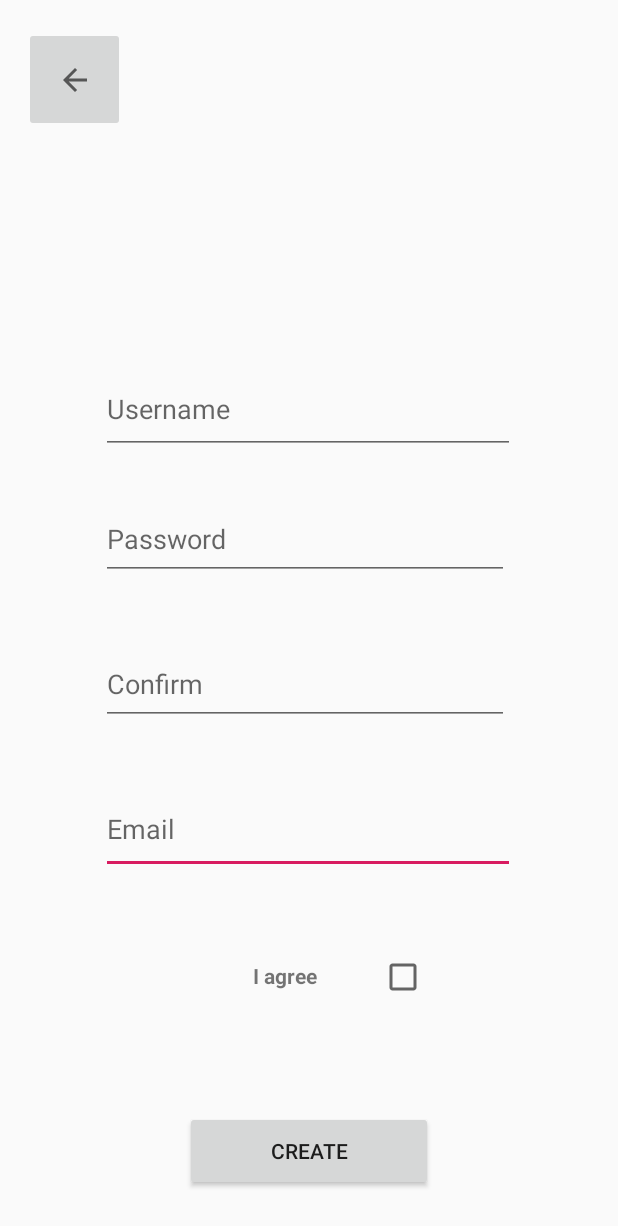
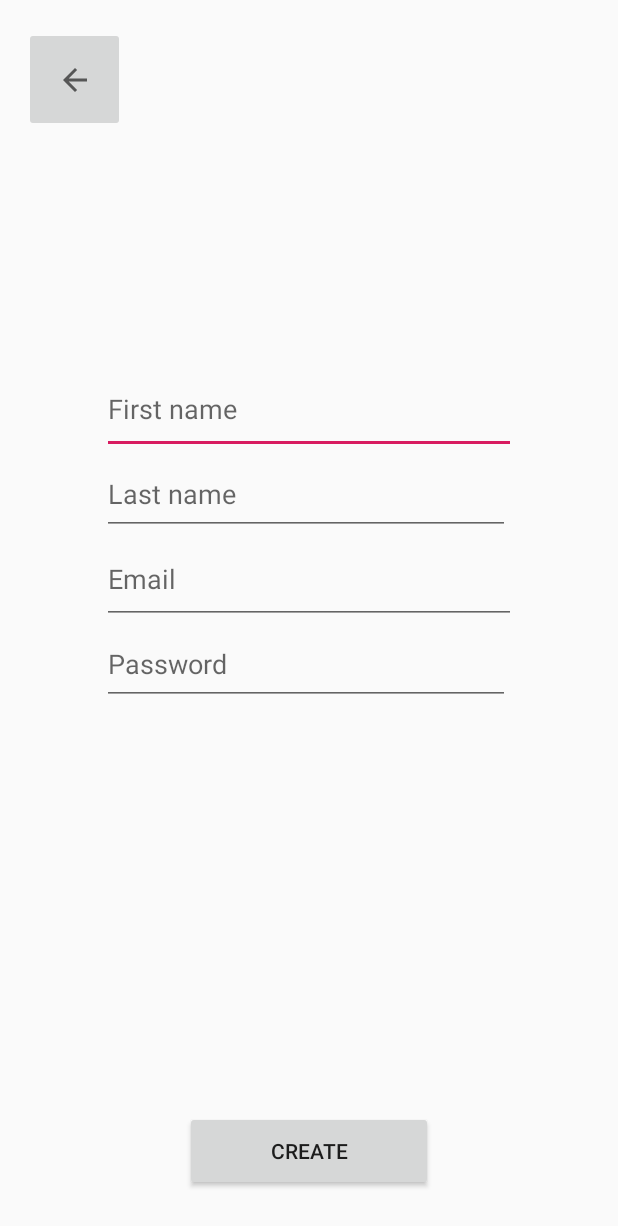
Before and after one commit to sver18ed/Eventer, an Android app: the layout activity_create_account.xml on its own in the app's theme, with its tools: preview values and no code run, on a phone screen of 412 x 824 dp. Shown: the top 1226 px of the screen. Run offline under Robolectric (Android 15) with nearby library versions, the phone set to English and light mode, and no system bars.

Commit message:
Implemented account creation functionality

```diff
--- a/app/build.gradle
+++ b/app/build.gradle
@@ -11,7 +11,7 @@ android {
     buildToolsVersion "29.0.3"
     defaultConfig {
         applicationId "com.example.eventer"
-        minSdkVersion 15
+        minSdkVersion 16
         targetSdkVersion 29
         versionCode 1
         versionName "1.0"
@@ -41,4 +41,6 @@ dependencies {
     testImplementation 'junit:junit:4.12'
     androidTestImplementation 'androidx.test.ext:junit:1.1.0'
     androidTestImplementation 'androidx.test.espresso:espresso-core:3.1.1'
+    implementation 'com.google.firebase:firebase-database:19.2.1'
+    implementation 'com.google.firebase:firebase-auth:19.2.0'
 }
--- a/app/src/main/AndroidManifest.xml
+++ b/app/src/main/AndroidManifest.xml
@@ -33,7 +33,7 @@
             android:name=".MapsActivity"
             android:label="@string/title_activity_maps"></activity>
         <activity android:name=".ViewFriendsListActivity" />
-        <activity android:name=".CreateAccount" />
+        <activity android:name=".CreateAccountActivity" />
         <activity android:name=".ViewProfileActivity" />
         <activity android:name=".LoginActivity" />
         <activity android:name=".ViewEventActivity" />
--- a/app/src/main/java/com/example/eventer/LoginActivity.kt
+++ b/app/src/main/java/com/example/eventer/LoginActivity.kt
@@ -19,7 +19,7 @@ class LoginActivity : AppCompatActivity() {
         }
         val createAccountButton = this.findViewById<Button>(R.id.create_account_button)
         createAccountButton.setOnClickListener{
-            val intent = Intent(this, CreateAccount::class.java)
+            val intent = Intent(this, CreateAccountActivity::class.java)
             startActivity(intent)
         }
     }
--- a/app/src/main/res/layout/activity_create_account.xml
+++ b/app/src/main/res/layout/activity_create_account.xml
@@ -4,81 +4,57 @@
     xmlns:tools="http://schemas.android.com/tools"
     android:layout_width="match_parent"
     android:layout_height="match_parent"
-    tools:context=".CreateAccount">
-
-    <TextView
-        android:id="@+id/agree_text"
-        android:layout_width="126dp"
-        android:layout_height="38dp"
-        android:background="@android:color/transparent"
-        android:ems="10"
-        android:gravity="center"
-        android:inputType="none"
-        android:text="@string/i_agree"
-        android:textAlignment="center"
-        android:textStyle="bold"
-        app:layout_constraintBottom_toBottomOf="parent"
-        app:layout_constraintEnd_toStartOf="@+id/checkBox_create"
-        app:layout_constraintHorizontal_bias="1.0"
-        app:layout_constraintStart_toStartOf="parent"
-        app:layout_constraintTop_toTopOf="parent"
-        app:layout_constraintVertical_bias="0.803" />
+    tools:context=".CreateAccountActivity">
 
     <EditText
-        android:id="@+id/email_create"
+        android:id="@+id/first_name_edit_text"
         android:layout_width="276dp"
         android:layout_height="59dp"
-        android:ems="10"
-        android:hint="@string/email"
-        android:inputType="textEmailAddress"
-        app:layout_constraintBottom_toBottomOf="parent"
-        app:layout_constraintEnd_toEndOf="@+id/username_create"
-        app:layout_constraintHorizontal_bias="0.466"
-        app:layout_constraintStart_toStartOf="@+id/username_create"
-        app:layout_constraintTop_toTopOf="parent"
-        app:layout_constraintVertical_bias="0.684" />
-
-    <EditText
-        android:id="@+id/password_create2"
-        android:layout_width="272dp"
-        android:layout_height="54dp"
-        android:ems="10"
-        android:hint="@string/confirm"
-        android:inputType="textPassword"
-        app:layout_constraintBottom_toBottomOf="parent"
-        app:layout_constraintEnd_toEndOf="@+id/username_create"
-        app:layout_constraintHorizontal_bias="0.0"
-        app:layout_constraintStart_toStartOf="@+id/username_create"
-        app:layout_constraintTop_toTopOf="parent"
-        app:layout_constraintVertical_bias="0.558" />
-
-    <EditText
-        android:id="@+id/password_create"
-        android:layout_width="272dp"
-        android:layout_height="54dp"
-        android:ems="10"
-        android:hint="@string/password_login"
-        android:inputType="textPassword"
-        app:layout_constraintBottom_toBottomOf="parent"
-        app:layout_constraintEnd_toEndOf="@+id/username_create"
-        app:layout_constraintHorizontal_bias="0.0"
-        app:layout_constraintStart_toStartOf="@+id/username_create"
-        app:layout_constraintTop_toTopOf="parent"
-        app:layout_constraintVertical_bias="0.432" />
-
-    <EditText
-        android:id="@+id/username_create"
-        android:layout_width="276dp"
-        android:layout_height="59dp"
-        android:ems="10"
-        android:hint="@string/user_login"
+        android:hint="@string/first_name"
         android:inputType="textPersonName"
         app:layout_constraintBottom_toBottomOf="parent"
         app:layout_constraintEnd_toEndOf="parent"
-        app:layout_constraintHorizontal_bias="0.496"
         app:layout_constraintStart_toStartOf="parent"
         app:layout_constraintTop_toTopOf="parent"
         app:layout_constraintVertical_bias="0.318" />
+
+    <EditText
+        android:id="@+id/last_name_edit_text"
+        android:layout_width="272dp"
+        android:layout_height="54dp"
+        android:hint="@string/last_name"
+        android:inputType="textPersonName"
+        app:layout_constraintTop_toBottomOf="@id/first_name_edit_text"
+        app:layout_constraintStart_toStartOf="@+id/first_name_edit_text" />
+
+    <EditText
+        android:id="@+id/email_edit_text"
+        android:layout_width="276dp"
+        android:layout_height="59dp"
+        android:hint="@string/email"
+        android:inputType="textEmailAddress"
+        app:layout_constraintTop_toBottomOf="@id/last_name_edit_text"
+        app:layout_constraintStart_toStartOf="@+id/first_name_edit_text" />
+
+    <EditText
+        android:id="@+id/password_edit_text"
+        android:layout_width="272dp"
+        android:layout_height="54dp"
+        android:hint="@string/password"
+        android:inputType="textPassword"
+        app:layout_constraintTop_toBottomOf="@id/email_edit_text"
+        app:layout_constraintStart_toStartOf="@+id/last_name_edit_text" />
+
+    <Button
+        android:id="@+id/create_button"
+        android:layout_width="165dp"
+        android:layout_height="53dp"
+        android:text="@string/create"
+        app:layout_constraintBottom_toBottomOf="parent"
+        app:layout_constraintEnd_toEndOf="parent"
+        app:layout_constraintStart_toStartOf="parent"
+        app:layout_constraintTop_toTopOf="parent"
+        app:layout_constraintVertical_bias="0.961" />
 
     <ImageButton
         android:id="@+id/return_button_create"
@@ -92,27 +68,4 @@
         app:layout_constraintTop_toTopOf="parent"
         app:layout_constraintVertical_bias="0.024"
         app:srcCompat="?attr/homeAsUpIndicator" />
-
-    <CheckBox
-        android:id="@+id/checkBox_create"
-        android:layout_width="41dp"
-        android:layout_height="35dp"
-        android:background="@android:color/transparent"
-        app:layout_constraintBottom_toBottomOf="@+id/agree_text"
-        app:layout_constraintEnd_toEndOf="parent"
-        app:layout_constraintHorizontal_bias="0.681"
-        app:layout_constraintStart_toStartOf="parent"
-        app:layout_constraintTop_toTopOf="@+id/agree_text"
-        app:layout_constraintVertical_bias="1.0" />
-
-    <Button
-        android:id="@+id/ok_create"
-        android:layout_width="165dp"
-        android:layout_height="53dp"
-        android:text="@string/create"
-        app:layout_constraintBottom_toBottomOf="parent"
-        app:layout_constraintEnd_toEndOf="parent"
-        app:layout_constraintStart_toStartOf="parent"
-        app:layout_constraintTop_toTopOf="parent"
-        app:layout_constraintVertical_bias="0.961" />
 </androidx.constraintlayout.widget.ConstraintLayout>
--- a/app/src/main/res/layout/activity_login.xml
+++ b/app/src/main/res/layout/activity_login.xml
@@ -11,7 +11,7 @@
         android:layout_width="272dp"
         android:layout_height="54dp"
         android:ems="10"
-        android:hint="@string/password_login"
+        android:hint="@string/password"
         android:inputType="textPassword"
         app:layout_constraintBottom_toBottomOf="parent"
         app:layout_constraintEnd_toEndOf="@+id/username_login"
@@ -38,7 +38,7 @@
         android:layout_width="276dp"
         android:layout_height="59dp"
         android:ems="10"
-        android:hint="@string/user_login"
+        android:hint="@string/first_name"
         android:inputType="textPersonName"
         app:layout_constraintBottom_toBottomOf="parent"
         app:layout_constraintEnd_toEndOf="parent"
--- a/app/src/main/res/values/strings.xml
+++ b/app/src/main/res/values/strings.xml
@@ -4,8 +4,9 @@
     <string name="create">Create</string>
     <string name="login">Login</string>
     <string name="return_button">Return to previous activity</string>
-    <string name="user_login">Username</string>
-    <string name="password_login">Password</string>
+    <string name="first_name">First name</string>
+    <string name="last_name">Last name</string>
+    <string name="password">Password</string>
     <string name="join_button">Join</string>
     <string name="edit_button">Edit</string>
     <string name="save">Save</string>
@@ -13,7 +14,6 @@
     <string name="title">Title:</string>
     <string name="create_account">Create Account</string>
     <string name="not_registered">Not registered?</string>
-    <string name="confirm">Confirm</string>
     <string name="email">Email</string>
     <string name="i_agree">I agree</string>
     <string name="ok">Ok</string>
```
Also changed, not shown: app/src/main/java/com/example/eventer/CreateAccount.kt (deleted, +0 -49 lines), app/src/main/java/com/example/eventer/CreateAccountActivity.kt (added, +116 -0 lines).
